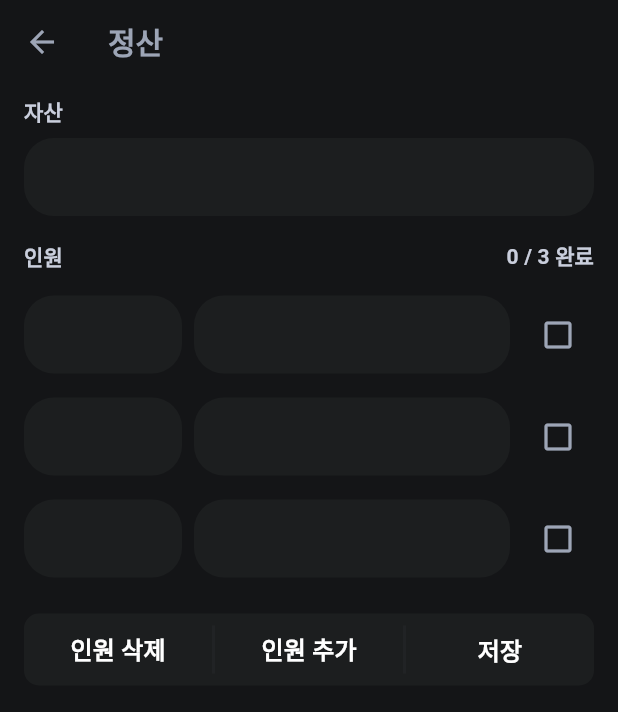
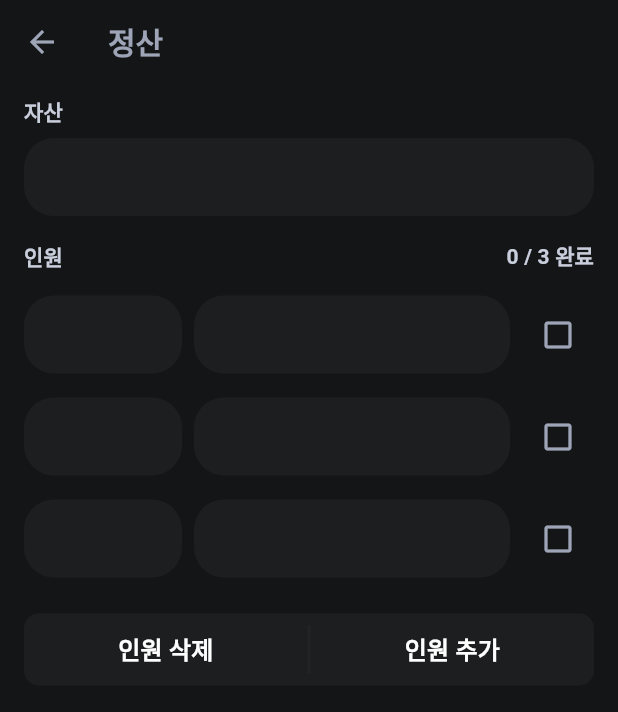
Before and after one commit to jhssong/profitnote, a Flutter app: the SplitScreen screen opened directly, on a phone screen of 412 x 824 dp. Shown: the top 712 px of the screen. Run offline on Flutter 3.47's test engine with Material 3 defaults, Android fonts, the phone set to English and light mode, and no system bars; our stand-ins replace syncfusion_flutter_charts.

Commit message:
chore: Remove save button in SplitScreen

```diff
--- a/lib/screens/split_screen.dart
+++ b/lib/screens/split_screen.dart
@@ -52,8 +52,8 @@ class _SplitScreenState extends State<SplitScreen> {
               ),
             ),
             ControlBtnGroup(
-              titleList: const ["인원 삭제", "인원 추가", "저장"],
-              callbackList: [() {}, () {}, () {}],
+              titleList: const ["인원 삭제", "인원 추가"],
+              callbackList: [() {}, () {}],
             ),
           ],
         ),
```
